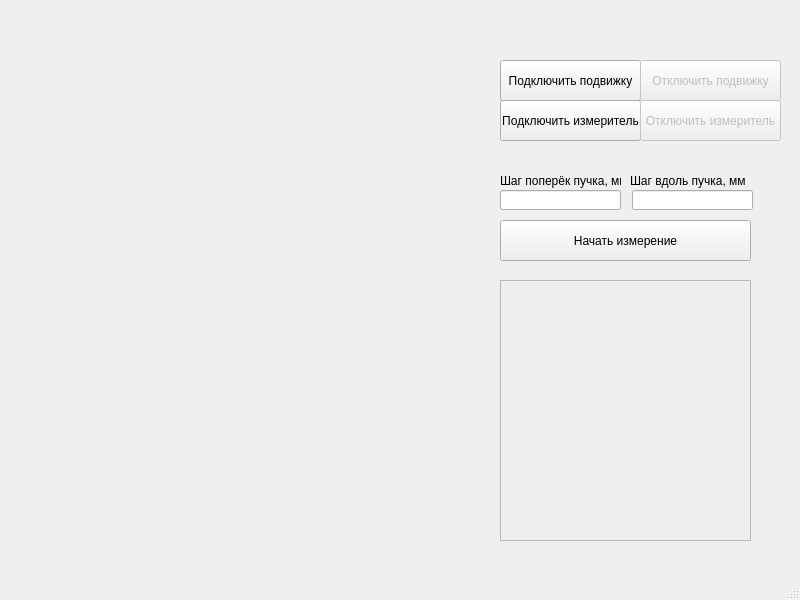
Above: main_window.ui from Anbionchik/beam_width_meter before the change. Below: the same form after it.
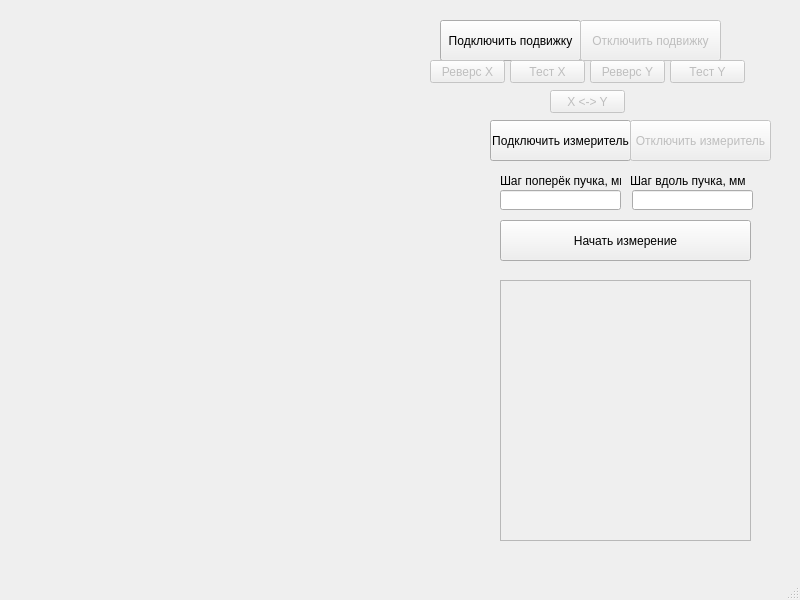
That is the form after the change.

Commit message: Добавлены реверс, тестовый пробег, перемена осей

The edit to the form file:
```diff
--- a/main_window.ui
+++ b/main_window.ui
@@ -17,8 +17,8 @@
    <widget class="QPushButton" name="connect_translator_btn">
     <property name="geometry">
      <rect>
-      <x>500</x>
-      <y>60</y>
+      <x>440</x>
+      <y>20</y>
       <width>141</width>
       <height>41</height>
      </rect>
@@ -30,8 +30,8 @@
    <widget class="QPushButton" name="connect_powermeter_btn">
     <property name="geometry">
      <rect>
-      <x>500</x>
-      <y>100</y>
+      <x>490</x>
+      <y>120</y>
       <width>141</width>
       <height>41</height>
      </rect>
@@ -118,8 +118,8 @@
     </property>
     <property name="geometry">
      <rect>
-      <x>640</x>
-      <y>100</y>
+      <x>630</x>
+      <y>120</y>
       <width>141</width>
       <height>41</height>
      </rect>
@@ -134,8 +134,8 @@
     </property>
     <property name="geometry">
      <rect>
-      <x>640</x>
-      <y>60</y>
+      <x>580</x>
+      <y>20</y>
       <width>141</width>
       <height>41</height>
      </rect>
@@ -144,6 +144,86 @@
      <string>Отключить подвижку</string>
     </property>
    </widget>
+   <widget class="QPushButton" name="reverse_x_btn">
+    <property name="enabled">
+     <bool>false</bool>
+    </property>
+    <property name="geometry">
+     <rect>
+      <x>430</x>
+      <y>60</y>
+      <width>75</width>
+      <height>23</height>
+     </rect>
+    </property>
+    <property name="text">
+     <string>Реверс X</string>
+    </property>
+   </widget>
+   <widget class="QPushButton" name="x_test_run_btn">
+    <property name="enabled">
+     <bool>false</bool>
+    </property>
+    <property name="geometry">
+     <rect>
+      <x>510</x>
+      <y>60</y>
+      <width>75</width>
+      <height>23</height>
+     </rect>
+    </property>
+    <property name="text">
+     <string>Тест X</string>
+    </property>
+   </widget>
+   <widget class="QPushButton" name="reverse_y_btn">
+    <property name="enabled">
+     <bool>false</bool>
+    </property>
+    <property name="geometry">
+     <rect>
+      <x>590</x>
+      <y>60</y>
+      <width>75</width>
+      <height>23</height>
+     </rect>
+    </property>
+    <property name="text">
+     <string>Реверс Y</string>
+    </property>
+   </widget>
+   <widget class="QPushButton" name="y_test_run_btn">
+    <property name="enabled">
+     <bool>false</bool>
+    </property>
+    <property name="geometry">
+     <rect>
+      <x>670</x>
+      <y>60</y>
+      <width>75</width>
+      <height>23</height>
+     </rect>
+    </property>
+    <property name="text">
+     <string>Тест Y</string>
+    </property>
+   </widget>
+   <widget class="QPushButton" name="xy_change_btn">
+    <property name="enabled">
+     <bool>false</bool>
+    </property>
+    <property name="geometry">
+     <rect>
+      <x>550</x>
+      <y>90</y>
+      <width>75</width>
+      <height>23</height>
+     </rect>
+    </property>
+    <property name="text">
+     <string>X &lt;-&gt; Y</string>
+    </property>
+   </widget>
   </widget>
   <widget class="QMenuBar" name="menubar">
    <property name="geometry">
```
The commit also changes 3 other files.
